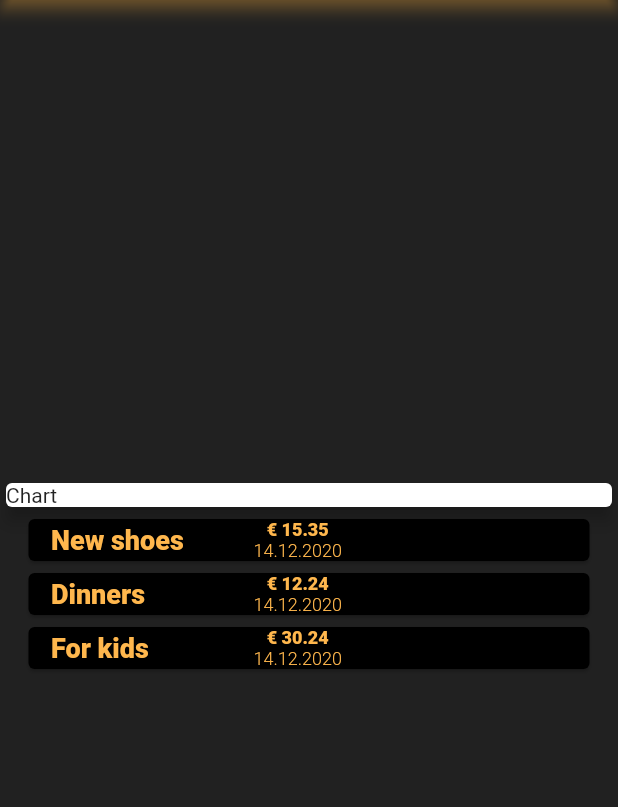
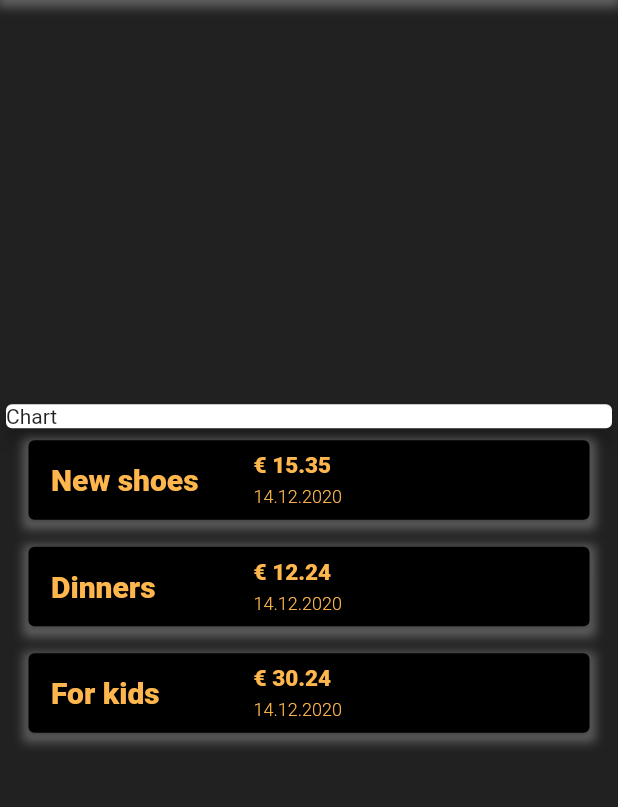
Before and after one commit to YourGuruNet/expense_calculator-Flutter, a Flutter app: the screen it shows after launch, on a phone screen of 412 x 824 dp, the part 84-891 px from its top. Run offline on Flutter 3.47's test engine with Material 2 defaults, Android fonts, the phone set to English and light mode, and no system bars.

Commit message:
Finished basic styling for card component

```diff
--- a/lib/main.dart
+++ b/lib/main.dart
@@ -30,14 +30,32 @@ class MyHomePage extends StatelessWidget {
   Widget build(BuildContext context) {
     return Scaffold(
         backgroundColor: Colors.grey[900],
-        appBar: AppBar(
+        appBar: PreferredSize(
+          child: Container(
+            width: double.infinity,
+            decoration: BoxDecoration(
+              boxShadow: [
+                BoxShadow(
+                    color: Colors.grey.withOpacity(0.5),
+                    spreadRadius: 2,
+                    blurRadius: 5,
+                    offset: Offset(0, 3))
+              ],
+            ),
+            child: AppBar(
               backgroundColor: Colors.black,
-          shadowColor: Colors.orange[300],
+              elevation: 0.0,
               title: Text(
-            'Weekly Expenses Calculator',
+                "Weekly Expenses Calculator",
+                textAlign: TextAlign.center,
                 style: TextStyle(
-                color: Colors.orange[300], fontWeight: FontWeight.w900),
+                  color: Colors.orange[300],
+                  fontWeight: FontWeight.w900,
                 ),
+              ),
+            ),
+          ),
+          preferredSize: Size.fromHeight(kToolbarHeight),
         ),
         body: Column(
             mainAxisAlignment: MainAxisAlignment.center,
@@ -53,8 +71,18 @@ class MyHomePage extends StatelessWidget {
                 children: transcation.map((tx) {
                   return Container(
                     width: double.infinity,
-                    padding: EdgeInsets.only(left: 15, right: 15),
+                    padding: EdgeInsets.only(left: 15, right: 15, bottom: 10),
                     child: Container(
+                      decoration: BoxDecoration(
+                        boxShadow: [
+                          BoxShadow(
+                            color: Colors.grey.withOpacity(0.5),
+                            spreadRadius: 0,
+                            blurRadius: 5,
+                            offset: Offset(0, 3),
+                          ),
+                        ],
+                      ),
                       child: Card(
                         color: Colors.black,
                         child: Row(
@@ -66,18 +94,24 @@ class MyHomePage extends StatelessWidget {
                                 tx.title,
                                 style: TextStyle(
                                     color: Colors.orange[300],
-                                    fontSize: 18,
+                                    fontSize: 20,
                                     fontWeight: FontWeight.w900),
                               ),
                             ),
-                            Column(
+                            Container(
+                              padding: EdgeInsets.only(top: 8, bottom: 8),
+                              child: Column(
+                                crossAxisAlignment: CrossAxisAlignment.start,
                                 children: [
-                                Text(
+                                  Padding(
+                                    padding: const EdgeInsets.only(bottom: 5),
+                                    child: Text(
                                       '\€ ' + tx.amount.toString(),
                                       style: TextStyle(
                                           color: Colors.orange[300],
-                                      fontSize: 12,
+                                          fontSize: 15,
                                           fontWeight: FontWeight.w900),
+                                    ),
                                   ),
                                   Text(
                                     tx.date.day.toString() +
@@ -91,6 +125,7 @@ class MyHomePage extends StatelessWidget {
                                         fontWeight: FontWeight.w300),
                                   ),
                                 ],
+                              ),
                             )
                           ],
                         ),
```
Lines whose indentation alone changed are shown as unchanged.
